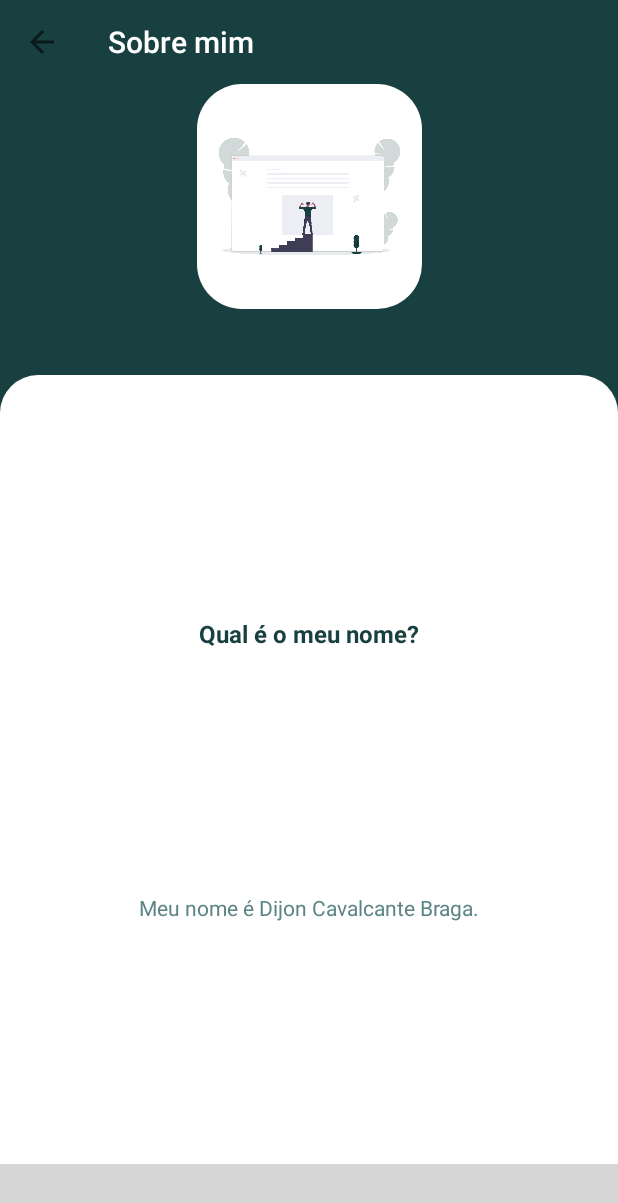
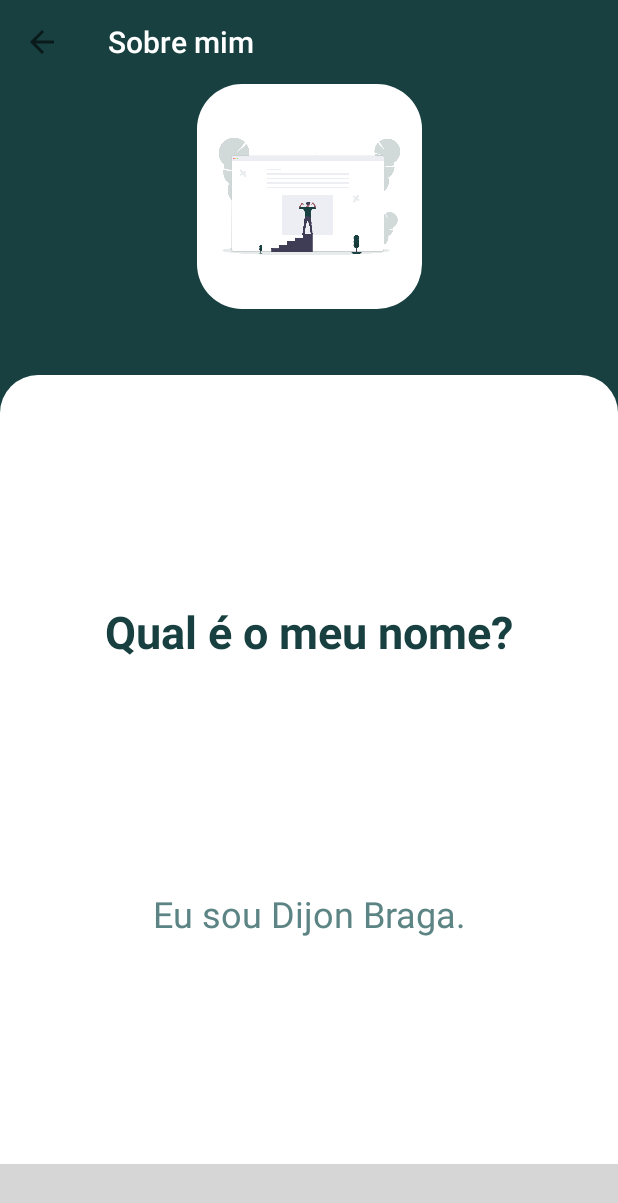
Before and after one commit to dijoncavalcante/about-me, an Android app: the AboutMeActivity screen opened directly, with no data from a screen before it, on a phone screen of 412 x 824 dp. Shown: the top 1203 px of the screen. Run offline under Robolectric (Android 15) with nearby library versions, the phone set to English and light mode, and no system bars; plain views replace CircleIndicator3; Roboto replaces fonts that are not available here; 1 statement that could not run was skipped; grey boxes are pictures that could not be loaded.

Commit message:
Add informations  about my person

```diff
--- a/app/src/main/java/com/dijon/aboutme/AboutMeActivity.kt
+++ b/app/src/main/java/com/dijon/aboutme/AboutMeActivity.kt
@@ -39,19 +39,17 @@ class AboutMeActivity : BaseActivity() {
     }
 
     private fun postToList() {
-        addToList("Qual é o meu nome?", "Meu nome é Dijon Cavalcante Braga.")
+        addToList("Qual é o meu nome?", "Eu sou Dijon Braga.")
         addToList("Qual é a minha idade?", "Eu tenho 30 anos de idade.")
-        addToList("Eu sou casado?", "SIM! Eu sou casado há 6 anos.")
-        addToList("Qual é a minha profissão?", "Atualmente eu sou Engenheiro de Software no Sidia Instituto de Ciência e Tecnologia, fica localizado em Manaus/Amazonas.")
+        addToList("Eu sou casado?", "SIM! Eu sou casado há 6 anos. Ainda não tenho filhos, mas desejo ter no momento certo.")
+        addToList("Qual é a minha profissão?", "Atualmente eu sou Engenheiro de Software no Sidia Instituto de Ciência e Tecnologia, fica localizado em Manaus/Amazonas/Brasil.")
         addToList("Em que eu sou graduado?", "Eu sou Baicharel em Ciência da Computação.")
-        addToList("Onde eu nasci?", "Eu nasci em Manaus/Amazonas")
-        addToList("Qual é o meu nome?", "Meu")
-        addToList("Qual é o meu nome?", "Meu")
-        addToList("Qual é o meu nome?", "Meu")
-        addToList("Qual é o meu nome?", "Meu")
-        addToList("Qual é o meu nome?", "Meu")
-        addToList("Qual é o meu nome?", "Meu")
-        addToList("Qual é o meu nome?", "Meu")
+        addToList("Onde eu nasci?", "Eu nasci em Manaus/Amazonas/Brasil.")
+        addToList("Qual meu hobby?", "Bem, eu gosto de jogar video game, gosto de futebol também.")
+        addToList("Quais linguagens de programação eu ja trabalhei?", "Atualmente eu trabalho com Java atuando dentro do campo de android embarcado, mas eu iniciei trabalhando com Java EE, logo migrei para .Net[desktop], fiz muitas muitas conversões de tela de Visual Basic 6(VB6) para .Net e criei muitos sistemas diretamente com .Net")
+        addToList("Como eu me vejo daqui a 5 anos?", "Daqui a 5 anos eu desejo ser especialista em desenvolvimento de Aplicativos Móveis.")
+        addToList("Qual meu nível de Inglês?", "Bem, eu diria que estou no nível intermediário. Consigo ler, ouvir e me comunicar. Atualmente estou estudando na Minds School. Qualquer coisa me avisa que te indico lá para garantir um bônus para mim kkkk...")
+        addToList("Meus contatos?", "Segue meu número de celular: 5592993210558.\nMeu email: dijoncavalcante@gmail.com\nPerfil do linkedIn: https://www.linkedin.com/in/dijon-braga-9a5b3911a\nO restanto consulte a Página Me Encontre. Lá você vai ter mais opções de me encontrar.")
     }
 
 }
--- a/app/src/main/res/layout/item_page_about_me.xml
+++ b/app/src/main/res/layout/item_page_about_me.xml
@@ -12,7 +12,8 @@
         android:layout_height="wrap_content"
         android:layout_marginBottom="16dp"
         android:textColor="@color/app_primary_green_1"
-        android:textSize="16sp"
+        android:gravity="center"
+        android:textSize="30sp"
         android:textStyle="bold"
         app:layout_constraintBottom_toTopOf="@+id/tv_answerAboutMe"
         app:layout_constraintEnd_toEndOf="parent"
@@ -28,6 +29,8 @@
         android:lineSpacingExtra="8dp"
         android:text="@string/descritionJob"
         android:textColor="@color/app_primary_green_3"
+        android:gravity="center"
+        android:textSize="24sp"
         app:layout_constraintBottom_toBottomOf="parent"
         app:layout_constraintEnd_toEndOf="parent"
         app:layout_constraintHorizontal_bias="0.5"
```
